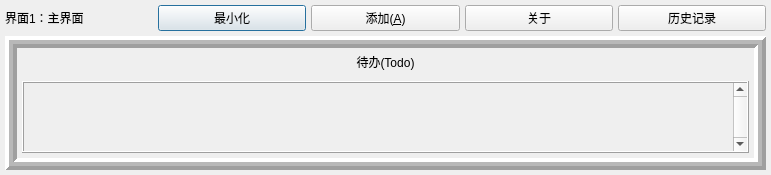
Qt form dialog.ui (XiangSirui/test) before a commit.
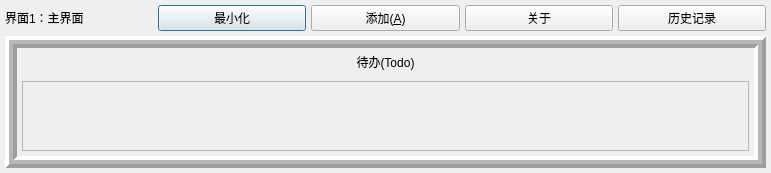
The same form after that commit.

```diff
--- a/dialog.ui
+++ b/dialog.ui
@@ -7,7 +7,7 @@
     <x>0</x>
     <y>0</y>
     <width>771</width>
-    <height>168</height>
+    <height>172</height>
    </rect>
   </property>
   <property name="windowTitle">
@@ -137,28 +137,16 @@
       </item>
       <item row="3" column="0">
        <widget class="QScrollArea" name="frame_2">
-        <property name="frameShape">
-         <enum>QFrame::Box</enum>
-        </property>
-        <property name="frameShadow">
-         <enum>QFrame::Raised</enum>
-        </property>
-        <property name="verticalScrollBarPolicy">
-         <enum>Qt::ScrollBarAlwaysOn</enum>
-        </property>
-        <property name="horizontalScrollBarPolicy">
-         <enum>Qt::ScrollBarAsNeeded</enum>
-        </property>
         <property name="widgetResizable">
-         <bool>false</bool>
+         <bool>true</bool>
         </property>
         <widget class="QWidget" name="scrollAreaWidgetContents">
          <property name="geometry">
           <rect>
            <x>0</x>
            <y>0</y>
-           <width>709</width>
-           <height>68</height>
+           <width>725</width>
+           <height>71</height>
           </rect>
          </property>
         </widget>
```
Left out of the diff: 32 changed lines with no effect on the pictures.
